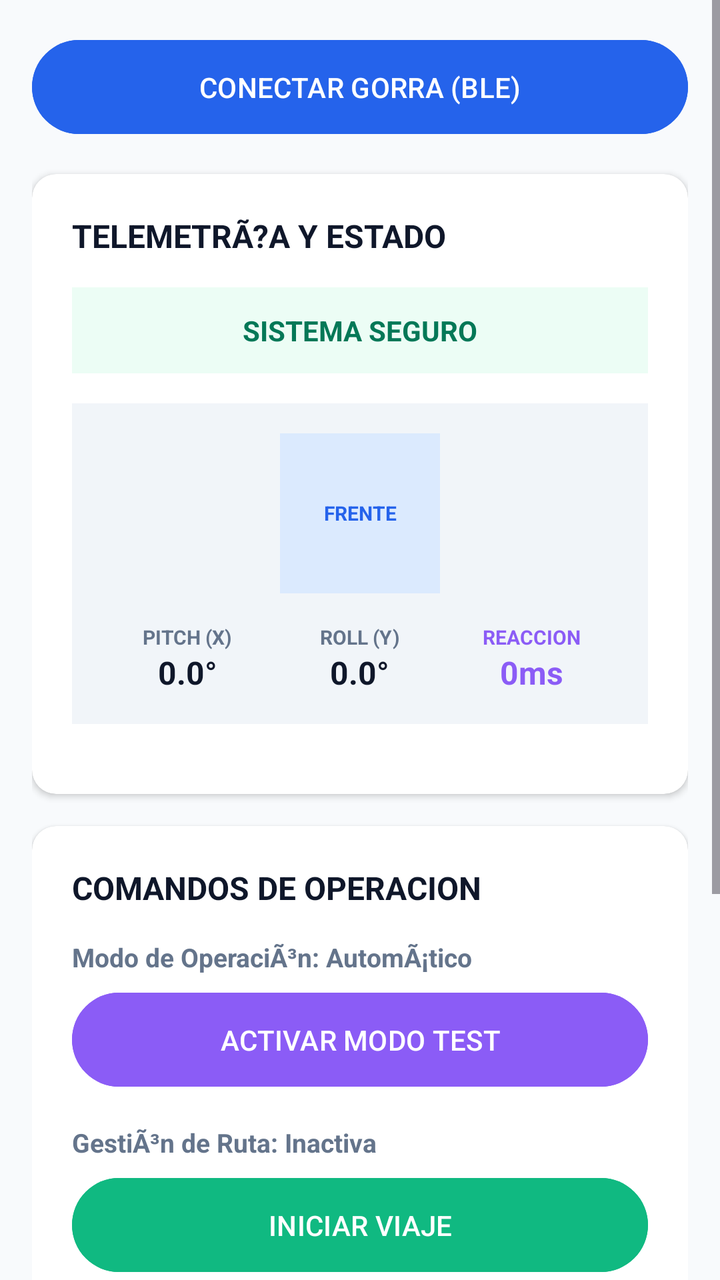
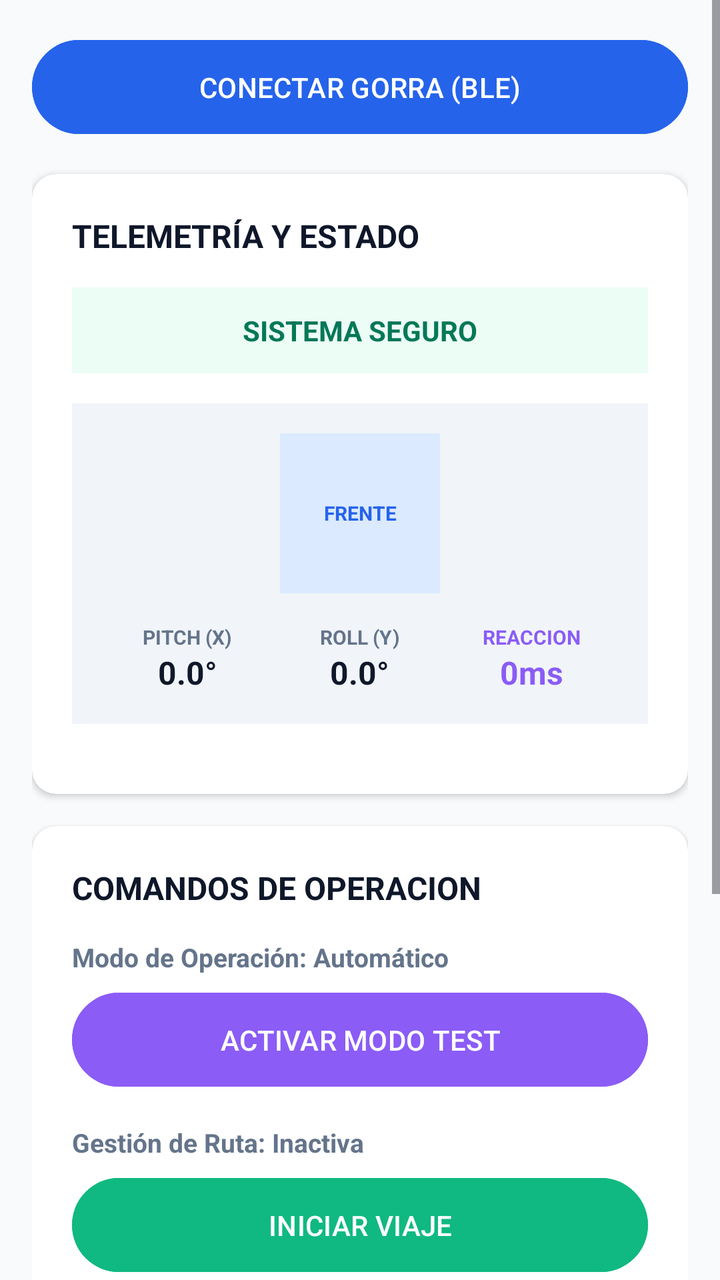

The first picture is an Android layout as it rendered before a commit; the second is the same layout after the commit. The layout source and the unified diff follow.
<!-- AndroidManifest.xml: application theme Theme.SomnixApp -->
<!-- res/layout/gorra_test_fragment_monitor.xml -->
<?xml version="1.0" encoding="utf-8"?>
<ScrollView xmlns:android="http://schemas.android.com/apk/res/android"
    xmlns:app="http://schemas.android.com/apk/res-auto"
    android:layout_width="match_parent"
    android:layout_height="match_parent"
    android:background="#F8FAFC"
    android:fillViewport="true">

    <LinearLayout
        android:layout_width="match_parent"
        android:layout_height="wrap_content"
        android:orientation="vertical"
        android:padding="16dp">

        <Button
            android:id="@+id/btnConnect"
            android:layout_width="match_parent"
            android:layout_height="55dp"
            android:text="CONECTAR GORRA (BLE)"
            android:backgroundTint="#2563EB"
            android:layout_marginBottom="16dp"/>

        <androidx.cardview.widget.CardView
            android:layout_width="match_parent"
            android:layout_height="wrap_content"
            app:cardCornerRadius="12dp"
            app:cardElevation="2dp"
            app:cardBackgroundColor="#FFFFFF"
            android:layout_marginBottom="16dp">

            <LinearLayout
                android:layout_width="match_parent"
                android:layout_height="wrap_content"
                android:orientation="vertical"
                android:padding="20dp">

                <TextView
                    android:layout_width="match_parent"
                    android:layout_height="wrap_content"
                    android:text="TELEMETRÃ?A Y ESTADO"
                    android:textColor="#0F172A"
                    android:textSize="16sp"
                    android:textStyle="bold"
                    android:layout_marginBottom="15dp"/>

                <TextView
                    android:id="@+id/tvAlertBanner"
                    android:layout_width="match_parent"
                    android:layout_height="wrap_content"
                    android:text="SISTEMA SEGURO"
                    android:textColor="#047857"
                    android:textStyle="bold"
                    android:gravity="center"
                    android:padding="12dp"
                    android:background="#ECFDF5"
                    android:layout_marginBottom="15dp" />

                <LinearLayout
                    android:layout_width="match_parent"
                    android:layout_height="wrap_content"
                    android:background="#F1F5F9"
                    android:padding="15dp"
                    android:gravity="center"
                    android:orientation="vertical"
                    android:layout_marginBottom="15dp">

                    <FrameLayout
                        android:id="@+id/cvHead3D"
                        android:layout_width="80dp"
                        android:layout_height="80dp"
                        android:background="#DBEAFE"
                        android:layout_marginBottom="15dp">
                        <TextView android:layout_width="match_parent" android:layout_height="match_parent" android:text="FRENTE" android:gravity="center" android:textColor="#2563EB" android:textStyle="bold" android:textSize="10sp"/>
                    </FrameLayout>

                    <LinearLayout
                        android:layout_width="match_parent"
                        android:layout_height="wrap_content"
                        android:orientation="horizontal"
                        android:weightSum="3">
                        <LinearLayout android:layout_width="0dp" android:layout_height="wrap_content" android:layout_weight="1" android:orientation="vertical" android:gravity="center">
                            <TextView android:layout_width="wrap_content" android:layout_height="wrap_content" android:text="PITCH (X)" android:textSize="10sp" android:textStyle="bold" android:textColor="#64748B"/>
                            <TextView android:id="@+id/tvPitch" android:layout_width="wrap_content" android:layout_height="wrap_content" android:text="0.0°" android:textSize="16sp" android:textStyle="bold" android:textColor="#0F172A"/>
                        </LinearLayout>
                        <LinearLayout android:layout_width="0dp" android:layout_height="wrap_content" android:layout_weight="1" android:orientation="vertical" android:gravity="center">
                            <TextView android:layout_width="wrap_content" android:layout_height="wrap_content" android:text="ROLL (Y)" android:textSize="10sp" android:textStyle="bold" android:textColor="#64748B"/>
                            <TextView android:id="@+id/tvRoll" android:layout_width="wrap_content" android:layout_height="wrap_content" android:text="0.0°" android:textSize="16sp" android:textStyle="bold" android:textColor="#0F172A"/>
                        </LinearLayout>
                        <LinearLayout android:layout_width="0dp" android:layout_height="wrap_content" android:layout_weight="1" android:orientation="vertical" android:gravity="center">
                            <TextView android:layout_width="wrap_content" android:layout_height="wrap_content" android:text="REACCION" android:textSize="10sp" android:textStyle="bold" android:textColor="#8B5CF6"/>
                            <TextView android:id="@+id/tvReact" android:layout_width="wrap_content" android:layout_height="wrap_content" android:text="0ms" android:textSize="16sp" android:textStyle="bold" android:textColor="#8B5CF6"/>
                        </LinearLayout>
                    </LinearLayout>
                </LinearLayout>
            </LinearLayout>
        </androidx.cardview.widget.CardView>

        <androidx.cardview.widget.CardView
            android:layout_width="match_parent"
            android:layout_height="wrap_content"
            app:cardCornerRadius="12dp"
            app:cardElevation="1dp"
            app:cardBackgroundColor="#FFFFFF">

            <LinearLayout
                android:layout_width="match_parent"
                android:layout_height="wrap_content"
                android:orientation="vertical"
                android:padding="20dp">

                <TextView android:layout_width="match_parent" android:layout_height="wrap_content" android:text="COMANDOS DE OPERACION" android:textColor="#0F172A" android:textSize="16sp" android:textStyle="bold" android:layout_marginBottom="15dp"/>

                <TextView android:id="@+id/tvModoState" android:layout_width="match_parent" android:layout_height="wrap_content" android:text="Modo de OperaciÃ³n: AutomÃ¡tico" android:textColor="#64748B" android:textSize="13sp" android:textStyle="bold" android:layout_marginBottom="5dp"/>
                <Button android:id="@+id/btnToggleModo" android:layout_width="match_parent" android:layout_height="55dp" android:text="ACTIVAR MODO TEST" android:backgroundTint="#8B5CF6" android:textColor="#FFFFFF" android:layout_marginBottom="15dp"/>

                <TextView android:id="@+id/tvRutaState" android:layout_width="match_parent" android:layout_height="wrap_content" android:text="GestiÃ³n de Ruta: Inactiva" android:textColor="#64748B" android:textSize="13sp" android:textStyle="bold" android:layout_marginBottom="5dp"/>

                <LinearLayout android:layout_width="match_parent" android:layout_height="wrap_content" android:orientation="horizontal" android:layout_marginBottom="15dp">
                    <Button android:id="@+id/btnIniciarRuta" android:layout_width="match_parent" android:layout_height="55dp" android:text="INICIAR VIAJE" android:backgroundTint="#10B981" android:textColor="#FFFFFF"/>
                    <Button android:id="@+id/btnPausarRuta" android:layout_width="0dp" android:layout_weight="1" android:layout_height="55dp" android:text="PAUSAR" android:backgroundTint="#F59E0B" android:textColor="#FFFFFF" android:visibility="gone" android:layout_marginEnd="4dp"/>
                    <Button android:id="@+id/btnReanudarRuta" android:layout_width="0dp" android:layout_weight="1" android:layout_height="55dp" android:text="REANUDAR" android:backgroundTint="#10B981" android:textColor="#FFFFFF" android:visibility="gone" android:layout_marginEnd="4dp"/>
                    <Button android:id="@+id/btnTerminarRuta" android:layout_width="0dp" android:layout_weight="1" android:layout_height="55dp" android:text="TERMINAR" android:backgroundTint="#EF4444" android:textColor="#FFFFFF" android:visibility="gone"/>
                </LinearLayout>

                <Button android:id="@+id/btnCalibrate" android:layout_width="match_parent" android:layout_height="55dp" android:text="ESTABLECER CERO ACTUAL (IMU)" android:backgroundTint="#0F172A" android:textColor="#FFFFFF" android:layout_marginBottom="15dp"/>

                <TextView android:layout_width="match_parent" android:layout_height="wrap_content" android:text="SimulaciÃ³n de Alertas:" android:textColor="#64748B" android:textSize="13sp" android:textStyle="bold" android:layout_marginBottom="5dp"/>
                <LinearLayout android:layout_width="match_parent" android:layout_height="wrap_content" android:orientation="horizontal" android:layout_marginBottom="15dp">
                    <Button android:id="@+id/btnTest1" android:layout_width="0dp" android:layout_weight="1" android:layout_height="wrap_content" android:text="Nivel 1" android:backgroundTint="#F59E0B" android:textColor="#FFFFFF" android:layout_marginEnd="4dp"/>
                    <Button android:id="@+id/btnTest2" android:layout_width="0dp" android:layout_weight="1" android:layout_height="wrap_content" android:text="Nivel 2" android:backgroundTint="#EA580C" android:textColor="#FFFFFF" android:layout_marginEnd="4dp"/>
                    <Button android:id="@+id/btnTest3" android:layout_width="0dp" android:layout_weight="1" android:layout_height="wrap_content" android:text="Nivel 3" android:backgroundTint="#EF4444" android:textColor="#FFFFFF"/>
                </LinearLayout>

                <Button android:id="@+id/btnStopAlert" android:layout_width="match_parent" android:layout_height="70dp" android:text="SILENCIAR ALARMA FÃ?SICAMENTE" android:backgroundTint="#1E293B" android:textColor="#FFFFFF"/>
            </LinearLayout>
        </androidx.cardview.widget.CardView>
    </LinearLayout>
</ScrollView>
<!-- resources referenced by this layout -->
<resources>
  <style name="Theme.SomnixApp" parent="Base.Theme.SomnixApp" />
  <style name="Base.Theme.SomnixApp" parent="Theme.Material3.DayNight.NoActionBar">
          
          
      </style>
</resources>

<!-- the commit's change to res/layout/gorra_test_fragment_monitor.xml (unified diff, before → after) -->
@@ -37,7 +37,7 @@
                 <TextView
                     android:layout_width="match_parent"
                     android:layout_height="wrap_content"
-                    android:text="TELEMETRÃ?A Y ESTADO"
+                    android:text="TELEMETRÍA Y ESTADO"
                     android:textColor="#0F172A"
                     android:textSize="16sp"
                     android:textStyle="bold"
@@ -110,10 +110,10 @@
 
                 <TextView android:layout_width="match_parent" android:layout_height="wrap_content" android:text="COMANDOS DE OPERACION" android:textColor="#0F172A" android:textSize="16sp" android:textStyle="bold" android:layout_marginBottom="15dp"/>
 
-                <TextView android:id="@+id/tvModoState" android:layout_width="match_parent" android:layout_height="wrap_content" android:text="Modo de OperaciÃ³n: AutomÃ¡tico" android:textColor="#64748B" android:textSize="13sp" android:textStyle="bold" android:layout_marginBottom="5dp"/>
+                <TextView android:id="@+id/tvModoState" android:layout_width="match_parent" android:layout_height="wrap_content" android:text="Modo de Operación: Automático" android:textColor="#64748B" android:textSize="13sp" android:textStyle="bold" android:layout_marginBottom="5dp"/>
                 <Button android:id="@+id/btnToggleModo" android:layout_width="match_parent" android:layout_height="55dp" android:text="ACTIVAR MODO TEST" android:backgroundTint="#8B5CF6" android:textColor="#FFFFFF" android:layout_marginBottom="15dp"/>
 
-                <TextView android:id="@+id/tvRutaState" android:layout_width="match_parent" android:layout_height="wrap_content" android:text="GestiÃ³n de Ruta: Inactiva" android:textColor="#64748B" android:textSize="13sp" android:textStyle="bold" android:layout_marginBottom="5dp"/>
+                <TextView android:id="@+id/tvRutaState" android:layout_width="match_parent" android:layout_height="wrap_content" android:text="Gestión de Ruta: Inactiva" android:textColor="#64748B" android:textSize="13sp" android:textStyle="bold" android:layout_marginBottom="5dp"/>
 
                 <LinearLayout android:layout_width="match_parent" android:layout_height="wrap_content" android:orientation="horizontal" android:layout_marginBottom="15dp">
                     <Button android:id="@+id/btnIniciarRuta" android:layout_width="match_parent" android:layout_height="55dp" android:text="INICIAR VIAJE" android:backgroundTint="#10B981" android:textColor="#FFFFFF"/>
@@ -124,14 +124,14 @@
 
                 <Button android:id="@+id/btnCalibrate" android:layout_width="match_parent" android:layout_height="55dp" android:text="ESTABLECER CERO ACTUAL (IMU)" android:backgroundTint="#0F172A" android:textColor="#FFFFFF" android:layout_marginBottom="15dp"/>
 
-                <TextView android:layout_width="match_parent" android:layout_height="wrap_content" android:text="SimulaciÃ³n de Alertas:" android:textColor="#64748B" android:textSize="13sp" android:textStyle="bold" android:layout_marginBottom="5dp"/>
+                <TextView android:layout_width="match_parent" android:layout_height="wrap_content" android:text="Simulación de Alertas:" android:textColor="#64748B" android:textSize="13sp" android:textStyle="bold" android:layout_marginBottom="5dp"/>
                 <LinearLayout android:layout_width="match_parent" android:layout_height="wrap_content" android:orientation="horizontal" android:layout_marginBottom="15dp">
                     <Button android:id="@+id/btnTest1" android:layout_width="0dp" android:layout_weight="1" android:layout_height="wrap_content" android:text="Nivel 1" android:backgroundTint="#F59E0B" android:textColor="#FFFFFF" android:layout_marginEnd="4dp"/>
                     <Button android:id="@+id/btnTest2" android:layout_width="0dp" android:layout_weight="1" android:layout_height="wrap_content" android:text="Nivel 2" android:backgroundTint="#EA580C" android:textColor="#FFFFFF" android:layout_marginEnd="4dp"/>
                     <Button android:id="@+id/btnTest3" android:layout_width="0dp" android:layout_weight="1" android:layout_height="wrap_content" android:text="Nivel 3" android:backgroundTint="#EF4444" android:textColor="#FFFFFF"/>
                 </LinearLayout>
 
-                <Button android:id="@+id/btnStopAlert" android:layout_width="match_parent" android:layout_height="70dp" android:text="SILENCIAR ALARMA FÃ?SICAMENTE" android:backgroundTint="#1E293B" android:textColor="#FFFFFF"/>
+                <Button android:id="@+id/btnStopAlert" android:layout_width="match_parent" android:layout_height="70dp" android:text="SILENCIAR ALARMA FÍSICAMENTE" android:backgroundTint="#1E293B" android:textColor="#FFFFFF"/>
             </LinearLayout>
         </androidx.cardview.widget.CardView>
     </LinearLayout>
